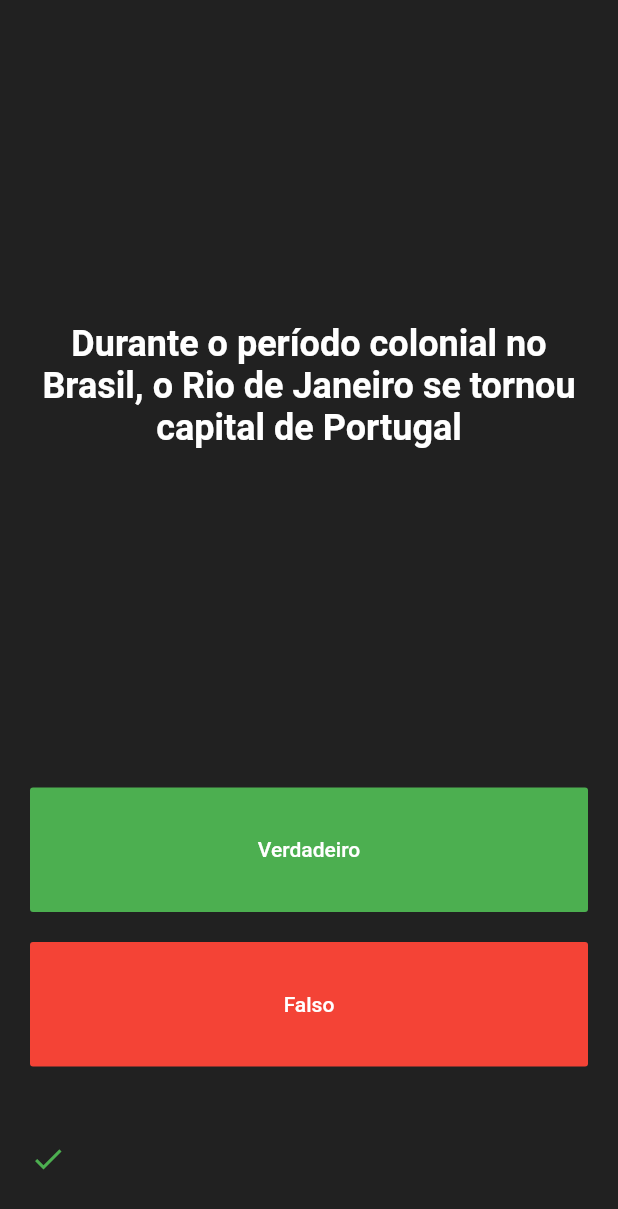
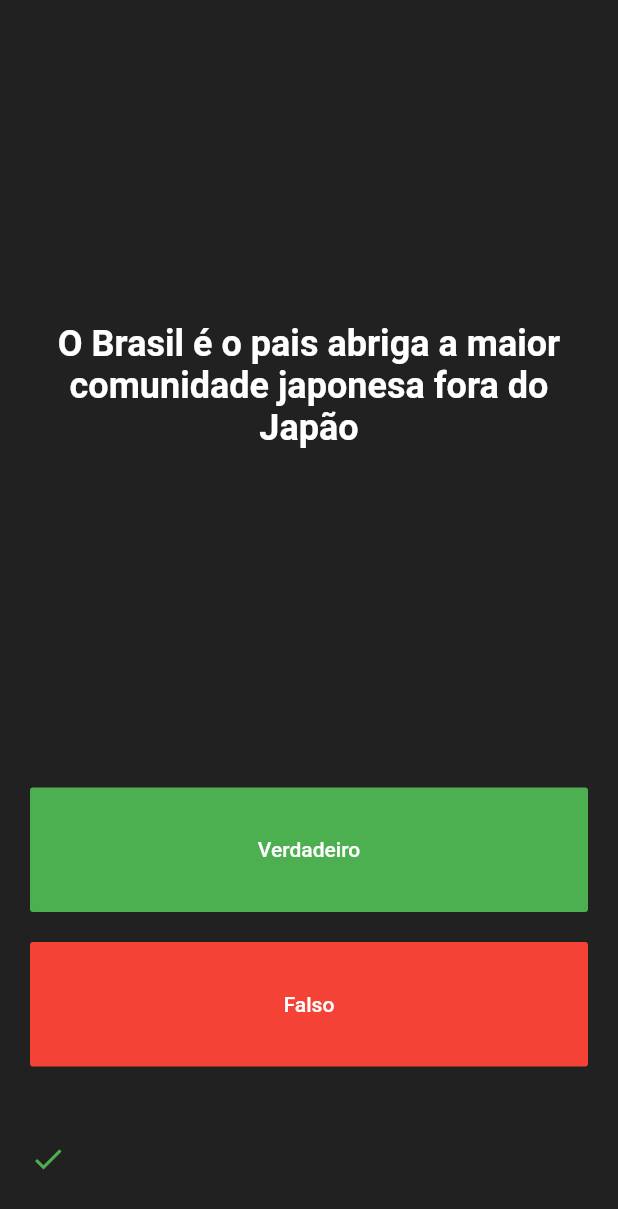
Before and after one commit to Thanyla/quizFlutter, a Flutter app: the screen it shows after launch, after a tap on "Verdadeiro", on a phone screen of 412 x 824 dp. Shown: the top 1209 px of the screen. Run offline on Flutter 3.47's test engine with Material 2 defaults, Android fonts, the phone set to English and light mode, and no system bars; our stand-ins replace rflutter_alert.

Commit message:
Incrementação dos quiz

```diff
--- a/quiz_flutter/lib/main.dart
+++ b/quiz_flutter/lib/main.dart
@@ -1,6 +1,6 @@
 import 'package:flutter/material.dart';
 import 'package:quizflutter/quiz.dart';
-//TODO:PASSO 21 - Importar o rflutter_alert
+import 'package:rflutter_alert/rflutter_alert.dart';
 
 void main() => runApp(Quizz());
 
@@ -28,7 +28,46 @@ class QuizPage extends StatefulWidget {
 
 class _QuizPageState extends State<QuizPage> {
   Quiz quiz = new Quiz();
-  List<Icon> icones;
+  List<Icon> icones = List<Icon>();
+  int acertos = 0;
+
+  void verificaResposta(bool opcao){
+    setState(() {
+      if(quiz.getRespostaPergunta() == opcao){
+        icones.add(new Icon(
+            Icons.check,
+            color: Colors.green
+        ));
+        acertos++;
+      }else{
+        icones.add(new Icon(
+            Icons.close,
+            color: Colors.red
+        ));
+      }
+
+      if(quiz.verificaOrdem()){
+        quiz.proximaPergunta();
+      }
+      else{
+          Alert(
+              context: context,
+              title: "Você finalizou o quiz",
+              desc: "Parabens você acertou $acertos perguntas.",
+              buttons: [
+                DialogButton(
+                  child: Text("Reiniciar Quiz", style: TextStyle(color: Colors.white, fontSize: 20),),
+                  onPressed: () => Navigator.pop(context),
+                ),
+              ]
+          )
+              .show();
+          acertos=0;
+          quiz.reinicarQuiz();
+          icones.clear();
+        }
+    });
+  }
 
   @override
   Widget build(BuildContext context) {
@@ -58,7 +97,9 @@ class _QuizPageState extends State<QuizPage> {
               padding: EdgeInsets.all(10.0),
               child: FlatButton(
                 color: Colors.green,
-              onPressed: (){},
+                onPressed: (){
+                  verificaResposta(true);
+                },
                 padding:EdgeInsets.symmetric(vertical: 10.0) ,
                 child: Text("Verdadeiro",
                   style: TextStyle(
@@ -74,7 +115,9 @@ class _QuizPageState extends State<QuizPage> {
               padding: EdgeInsets.all(10.0),
               child: FlatButton(
                 color: Colors.red,
-              onPressed: (){},
+                onPressed: (){
+                  verificaResposta(false);
+                },
                 padding:EdgeInsets.symmetric(vertical: 10.0) ,
                 child: Text("Falso",
                   style: TextStyle(
@@ -89,25 +132,11 @@ class _QuizPageState extends State<QuizPage> {
             child: Padding(
               padding: EdgeInsets.all(10.0),
               child: Row(
-              children: <Widget>[
-                const Icon(
-                  Icons.check,
-                  color: Colors.green,
-                )
-              ],
+                children: [ for( var i in icones ) Icon(i.icon, color: i.color)],
               ),
             )
-        )
+        ),
       ],
     );
   }
 }
-
-//TODO:PASSO 14 - Fazer o texto da pergunta aparecer dentro do Widget text
-//TODO:PASSO 15 - Criar um método que verifica se a resposta está certa ou não ( verificaResposta )
-//TODO:PASSO 16 - OnPressed chamar o metodo verificaResposta
-//TODO:PASSO 17 - Modificar verificaResposta para que ele insira os ícones Check ou Close, à medida em que as perguntas forem respondidas.
-//TODO:PASSO 18 - Inserir o pacote rflutter_alert
-//TODO:PASSO 19 - Inserir o rflutter_alert no pub spec.yalm
-//TODO:PASSO 20 - Instalar o rflutter_alert
-//TODO:PASSO 22 - Modificar verificaResposta para que quando o fim do quiz seja atingido, o rflutter_alert seja mostrado, e o quiz seja reiniciado
--- a/quiz_flutter/lib/quiz.dart
+++ b/quiz_flutter/lib/quiz.dart
@@ -1,8 +1,15 @@
 import 'package:quizflutter/pergunta.dart';
 class Quiz{
   List<Pergunta> _perguntas = [Pergunta('Durante o período colonial no Brasil, '
-                                          'o Rio de Janeiro se tornou capital de Portugal', true),
-                                Pergunta('O Brasil é o pais abriga a maior comunidade japonesa fora do Japão', true)];
+      'o Rio de Janeiro se tornou capital de Portugal', true),
+    Pergunta('O Brasil é o pais abriga a maior comunidade japonesa '
+        'fora do Japão', true),
+    Pergunta('O primeiro nome do Brasil  '
+        'foi Ilha de Vera Cruz', true),
+    Pergunta('A moeda que circula hoje  '
+        'no Brasil é o novo real', false),
+
+  ];
   int _numeroDaPergunta = 0;
 
   //MÉTODOS
@@ -18,9 +25,12 @@ class Quiz{
 
   //Retorna true se as questões acabaram e false se não
   bool verificaOrdem(){
-    if(_numeroDaPergunta == _perguntas.length)
+    if(_numeroDaPergunta < (_perguntas.length - 1)){
       return true;
-    return false;
+    }
+    else{
+      return false;
+    }
   }
 
   //Reiniciar quiz
@@ -30,7 +40,9 @@ class Quiz{
 
   //Proxima pergunta
   void proximaPergunta(){
-    _numeroDaPergunta++;
+    if(_numeroDaPergunta<(_perguntas.length - 1)){
+      _numeroDaPergunta++;
+    }
   }
 
 
--- a/quiz_flutter/pubspec.yaml
+++ b/quiz_flutter/pubspec.yaml
@@ -23,6 +23,7 @@ dependencies:
   # The following adds the Cupertino Icons font to your application.
   # Use with the CupertinoIcons class for iOS style icons.
   cupertino_icons: ^0.1.2
+  rflutter_alert: ^1.0.3
 
 dev_dependencies:
   flutter_test:
```
Also changed, not shown: quiz_flutter/pubspec.lock. Lines whose indentation alone changed are shown as unchanged.
